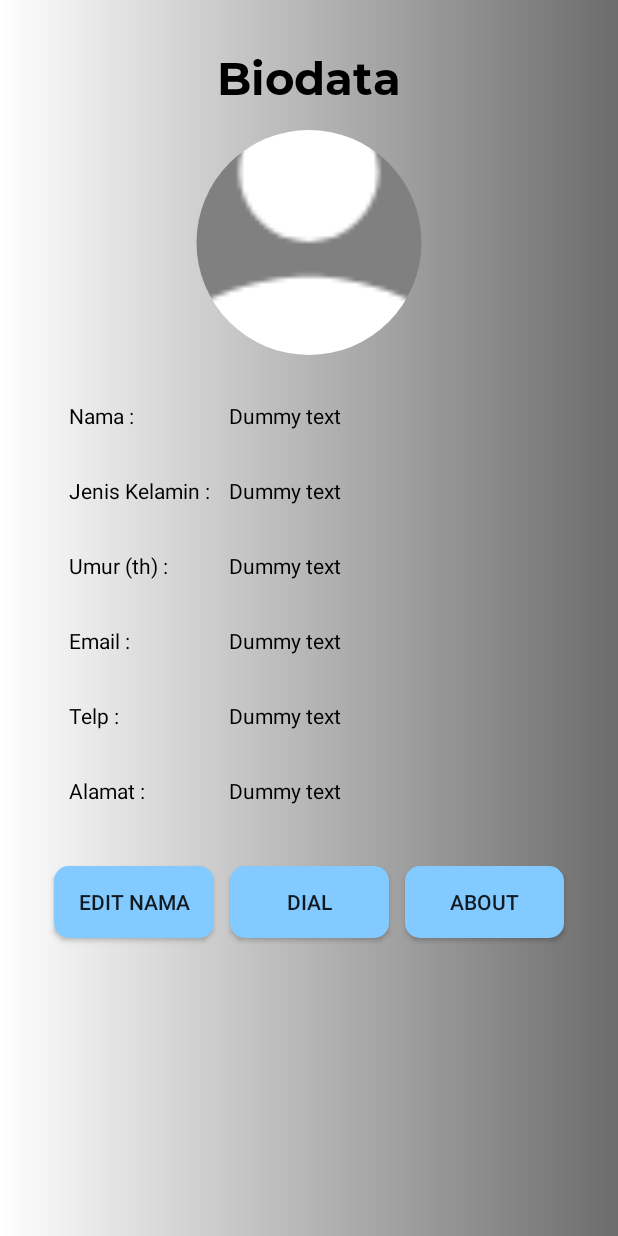
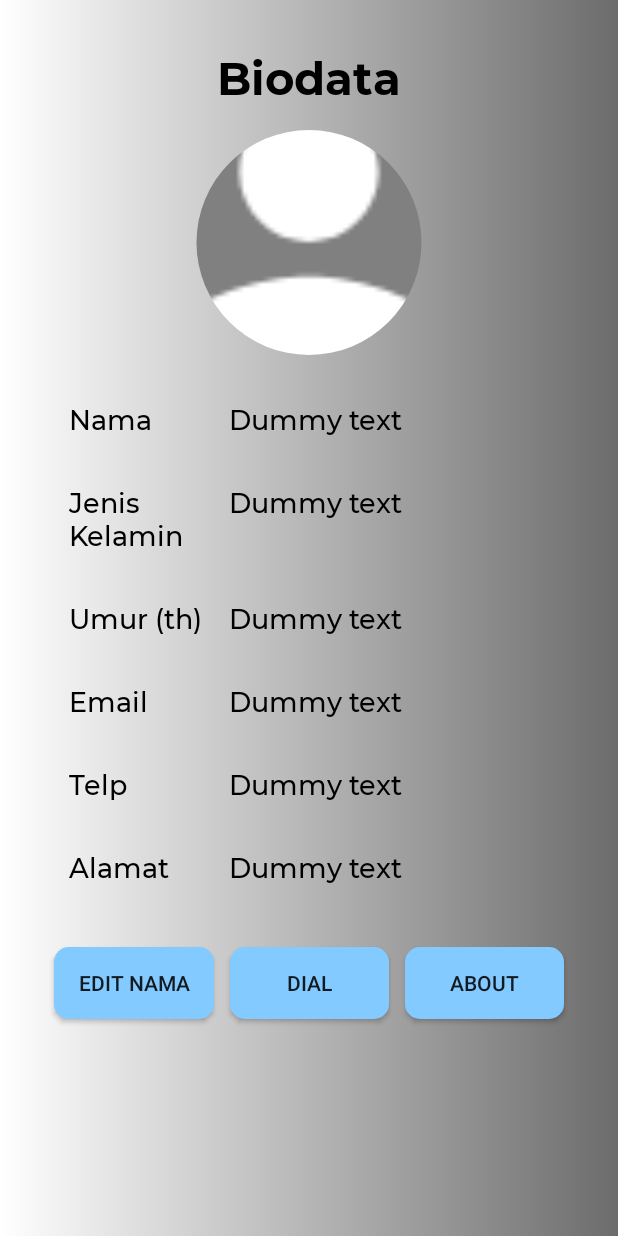
Before and after one commit to rafael543215/project-smk-coding, an Android app: the layout activity_profile.xml on its own in the app's theme, with its tools: preview values and no code run, on a phone screen of 412 x 824 dp. Run offline under Robolectric (Android 15) with nearby library versions, the phone set to English and light mode, and no system bars.

Commit message:
Memperbarui beberapa UI

```diff
--- a/app/build.gradle
+++ b/app/build.gradle
@@ -40,4 +40,5 @@
     //anko splashscreen
     implementation "org.jetbrains.anko:anko:$anko_version"
     implementation "org.jetbrains.anko:anko-commons:$anko_version"
+    implementation 'com.google.android.gms:play-services-maps:17.0.0'
 }
--- a/app/src/main/java/com/example/smkcodingproject1/ProfileActivity.kt
+++ b/app/src/main/java/com/example/smkcodingproject1/ProfileActivity.kt
@@ -38,12 +38,12 @@
         val alamat = bundle?.getString("alamat")
         val umur = bundle?.getString("umur")
 
-        tv_nama.text = nama
-        tv_jeniskelamin.text = jeniskelamin
-        tv_email.text = email
-        tv_telp.text = telp
-        tv_alamat.text = alamat
-        tv_umur.text = umur
+        tv_nama.text = ":  " + nama
+        tv_jeniskelamin.text = ":  " + jeniskelamin
+        tv_email.text = ":  " + email
+        tv_telp.text = ":  " + telp
+        tv_alamat.text = ":  " + alamat
+        tv_umur.text = ":  " + umur
 
     }
 
--- a/app/src/main/res/layout/activity_about.xml
+++ b/app/src/main/res/layout/activity_about.xml
@@ -11,7 +11,7 @@
 
     <LinearLayout
         android:layout_width="match_parent"
-        android:layout_height="wrap_content"
+        android:layout_height="match_parent"
         android:orientation="vertical">
 
         <TextView
@@ -112,5 +112,6 @@
                 android:textColor="@color/black"
                 android:textSize="14dp"/>
 
+
     </LinearLayout>
 </ScrollView>
--- a/app/src/main/res/layout/activity_profile.xml
+++ b/app/src/main/res/layout/activity_profile.xml
@@ -43,13 +43,17 @@
                 android:layout_width="match_parent"
                 android:layout_height="wrap_content"
                 android:layout_weight="2"
-                android:text="Nama :"
+                android:text="Nama"
+                android:textSize="18dp"
+                android:fontFamily="@font/medium"
                 android:textColor="@color/black"/>
             <TextView
                 android:id="@+id/tv_nama"
                 android:layout_width="match_parent"
                 android:layout_height="wrap_content"
                 android:text="Dummy text"
+                android:textSize="18dp"
+                android:fontFamily="@font/medium"
                 android:layout_weight="1"
                 android:textColor="@color/black"/>
 
@@ -63,7 +67,9 @@
                 android:layout_width="match_parent"
                 android:layout_height="wrap_content"
                 android:layout_weight="2"
-                android:text="Jenis Kelamin :"
+                android:text="Jenis Kelamin"
+                android:textSize="18dp"
+                android:fontFamily="@font/medium"
                 android:textColor="@color/black"/>
             <TextView
                 android:id="@+id/tv_jeniskelamin"
@@ -71,6 +77,8 @@
                 android:layout_height="wrap_content"
                 android:layout_weight="1"
                 android:text="Dummy text"
+                android:textSize="18dp"
+                android:fontFamily="@font/medium"
                 android:textColor="@color/black"/>
 
         </LinearLayout>
@@ -82,14 +90,18 @@
             <TextView
                 android:layout_width="match_parent"
                 android:layout_height="wrap_content"
-                android:text="Umur (th) :"
+                android:text="Umur (th)"
+                android:textSize="18dp"
                 android:layout_weight="2"
+                android:fontFamily="@font/medium"
                 android:textColor="@color/black"/>
             <TextView
                 android:id="@+id/tv_umur"
                 android:layout_width="match_parent"
                 android:layout_height="wrap_content"
                 android:text="Dummy text"
+                android:textSize="18dp"
+                android:fontFamily="@font/medium"
                 android:layout_weight="1"
                 android:textColor="@color/black"/>
 
@@ -102,14 +114,42 @@
             <TextView
                 android:layout_width="match_parent"
                 android:layout_height="wrap_content"
-                android:text="Email :"
+                android:text="Email"
+                android:textSize="18dp"
                 android:layout_weight="2"
+                android:fontFamily="@font/medium"
                 android:textColor="@color/black"/>
             <TextView
                 android:id="@+id/tv_email"
                 android:layout_width="match_parent"
                 android:layout_height="wrap_content"
                 android:text="Dummy text"
+                android:textSize="18dp"
+                android:layout_weight="1"
+                android:fontFamily="@font/medium"
+                android:textColor="@color/black"/>
+
+        </LinearLayout>
+        <LinearLayout
+            android:layout_width="match_parent"
+            android:layout_height="wrap_content"
+            android:layout_margin="15dp"
+            android:orientation="horizontal">
+            <TextView
+                android:layout_width="match_parent"
+                android:layout_height="wrap_content"
+                android:text="Telp"
+                android:textSize="18dp"
+                android:fontFamily="@font/medium"
+                android:layout_weight="2"
+                android:textColor="@color/black"/>
+            <TextView
+                android:id="@+id/tv_telp"
+                android:layout_width="match_parent"
+                android:layout_height="wrap_content"
+                android:text="Dummy text"
+                android:textSize="18dp"
+                android:fontFamily="@font/medium"
                 android:layout_weight="1"
                 android:textColor="@color/black"/>
 
@@ -122,34 +162,18 @@
             <TextView
                 android:layout_width="match_parent"
                 android:layout_height="wrap_content"
-                android:text="Telp :"
+                android:text="Alamat"
+                android:textSize="18dp"
                 android:layout_weight="2"
-                android:textColor="@color/black"/>
-            <TextView
-                android:id="@+id/tv_telp"
-                android:layout_width="match_parent"
-                android:layout_height="wrap_content"
-                android:text="Dummy text"
-                android:layout_weight="1"
-                android:textColor="@color/black"/>
-
-        </LinearLayout>
-        <LinearLayout
-            android:layout_width="match_parent"
-            android:layout_height="wrap_content"
-            android:layout_margin="15dp"
-            android:orientation="horizontal">
-            <TextView
-                android:layout_width="match_parent"
-                android:layout_height="wrap_content"
-                android:text="Alamat :"
-                android:layout_weight="2"
+                android:fontFamily="@font/medium"
                 android:textColor="@color/black"/>
             <TextView
                 android:id="@+id/tv_alamat"
                 android:layout_width="match_parent"
                 android:layout_height="wrap_content"
                 android:text="Dummy text"
+                android:textSize="18dp"
+                android:fontFamily="@font/medium"
                 android:layout_weight="1"
                 android:textColor="@color/black"/>
 
--- a/app/src/main/res/layout/activity_splash.xml
+++ b/app/src/main/res/layout/activity_splash.xml
@@ -14,6 +14,7 @@
         android:gravity="center"
         android:text="Selamat Datang "
         android:layout_marginTop="20dp"
+        android:textColor="@color/blue"
         android:textStyle="bold"
         android:textSize="40dp"
         android:background="@color/white"/>
```
